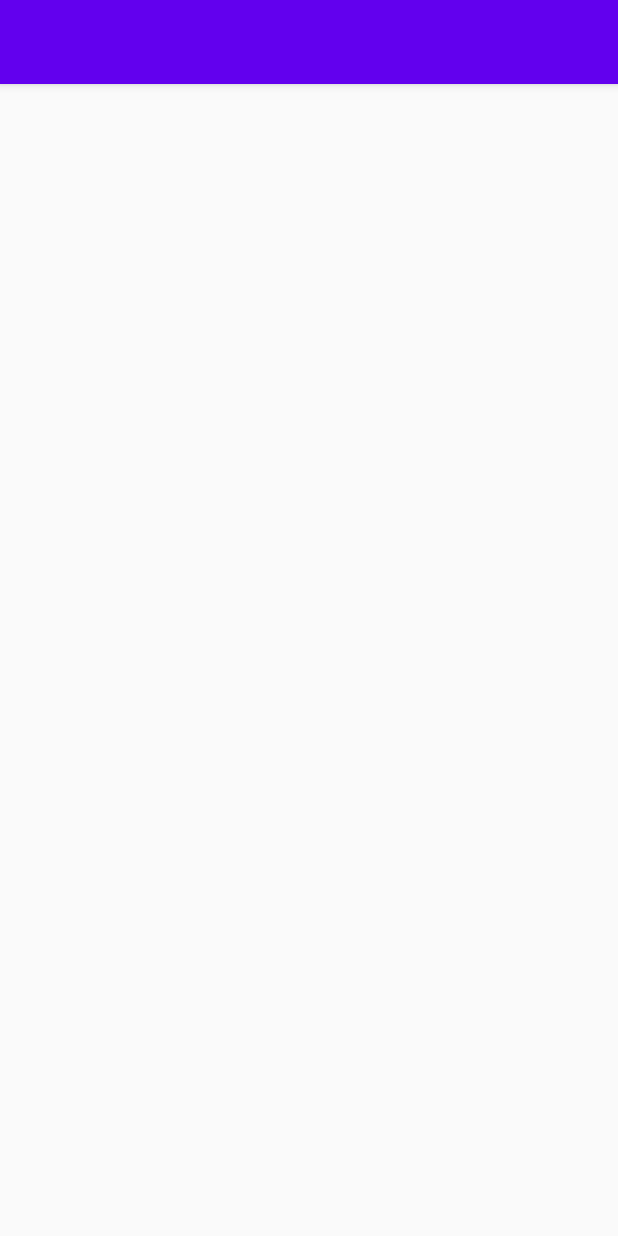
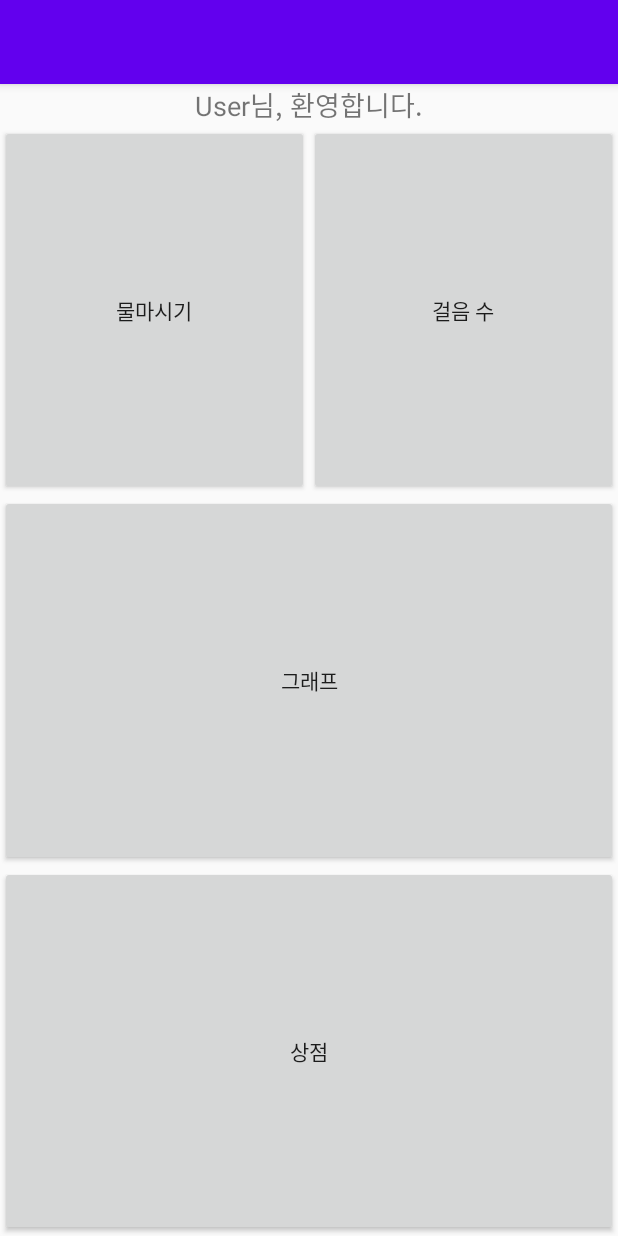
Before and after one commit to coque0414/HealthApp, an Android app: the MainActivity3 screen opened directly, with no data from a screen before it, on a phone screen of 412 x 824 dp. Run offline under Robolectric (Android 15) with nearby library versions, the light colour scheme and no system bars.

Commit message:
기능 추가

```diff
--- a/app/src/main/AndroidManifest.xml
+++ b/app/src/main/AndroidManifest.xml
@@ -12,6 +12,9 @@
         android:supportsRtl="true"
         android:theme="@style/Theme.Mobile_program"
         tools:targetApi="31">
+        <activity
+            android:name=".MainActivity5"
+            android:exported="false" />
         <activity
             android:name=".MainActivity4"
             android:exported="false" />
--- a/app/src/main/java/com/example/mobile_program/MainActivity3.java
+++ b/app/src/main/java/com/example/mobile_program/MainActivity3.java
@@ -7,18 +7,54 @@ import androidx.appcompat.app.AppCompatActivity;
 import androidx.core.graphics.Insets;
 import androidx.core.view.ViewCompat;
 import androidx.core.view.WindowInsetsCompat;
+import android.content.Intent;
+import android.os.Bundle;
+import android.widget.Button;
+import android.widget.TextView;
+import android.widget.Toast;
 
 public class MainActivity3 extends AppCompatActivity {
+
+    private TextView welcomeText;
+    private Button buttonWater, buttonSteps, buttonGraph, buttonStore;
 
     @Override
     protected void onCreate(Bundle savedInstanceState) {
         super.onCreate(savedInstanceState);
-        EdgeToEdge.enable(this);
         setContentView(R.layout.activity_main3);
-        ViewCompat.setOnApplyWindowInsetsListener(findViewById(R.id.main), (v, insets) -> {
-            Insets systemBars = insets.getInsets(WindowInsetsCompat.Type.systemBars());
-            v.setPadding(systemBars.left, systemBars.top, systemBars.right, systemBars.bottom);
-            return insets;
+
+        welcomeText = findViewById(R.id.welcome_text);
+        buttonWater = findViewById(R.id.button_water);
+        buttonSteps = findViewById(R.id.button_steps);
+        buttonGraph = findViewById(R.id.button_graph);
+        buttonStore = findViewById(R.id.button_store);
+
+        // 닉네임 가져오기 (예시)
+        String nickname = "User"; // 실제로는 Intent로 전달받거나 SharedPreferences에서 가져올 수 있습니다.
+        welcomeText.setText(nickname + "님, 환영합니다.");
+
+        buttonWater.setOnClickListener(v -> {
+            Intent intent = new Intent(MainActivity3.this, MainActivity5.class);
+            startActivity(intent);
+        });
+
+        buttonSteps.setOnClickListener(v -> {
+            Intent intent = new Intent(MainActivity3.this, MainActivity4.class);
+            startActivity(intent);
+        });
+
+        buttonGraph.setOnClickListener(v -> {
+            Toast.makeText(MainActivity3.this, "만드는중...", Toast.LENGTH_SHORT).show();
+            return;
+//            Intent intent = new Intent(MainActivity3.this, MainActivity6.class);
+//            startActivity(intent);
+        });
+
+        buttonStore.setOnClickListener(v -> {
+            Toast.makeText(MainActivity3.this, "만드는중...", Toast.LENGTH_SHORT).show();
+            return;
+//            Intent intent = new Intent(MainActivity3.this, MainActivity7.class);
+//            startActivity(intent);
         });
     }
 }
--- a/app/src/main/res/layout/activity_main3.xml
+++ b/app/src/main/res/layout/activity_main3.xml
@@ -2,9 +2,61 @@
 <androidx.constraintlayout.widget.ConstraintLayout xmlns:android="http://schemas.android.com/apk/res/android"
     xmlns:app="http://schemas.android.com/apk/res-auto"
     xmlns:tools="http://schemas.android.com/tools"
-    android:id="@+id/main"
     android:layout_width="match_parent"
     android:layout_height="match_parent"
     tools:context=".MainActivity3">
 
+    <TextView
+        android:id="@+id/welcome_text"
+        android:layout_width="0dp"
+        android:layout_height="wrap_content"
+        android:text="Nickname님, 환영합니다."
+        android:textSize="18sp"
+        android:textAlignment="center"
+        android:gravity="center"
+        app:layout_constraintTop_toTopOf="parent"
+        app:layout_constraintLeft_toLeftOf="parent"
+        app:layout_constraintRight_toRightOf="parent"
+        app:layout_constraintBottom_toTopOf="@id/button_water"/>
+
+    <Button
+        android:id="@+id/button_water"
+        android:layout_width="0dp"
+        android:layout_height="0dp"
+        android:text="물마시기"
+        app:layout_constraintTop_toBottomOf="@id/welcome_text"
+        app:layout_constraintLeft_toLeftOf="parent"
+        app:layout_constraintRight_toLeftOf="@id/button_steps"
+        app:layout_constraintBottom_toTopOf="@id/button_graph"/>
+
+    <Button
+        android:id="@+id/button_steps"
+        android:layout_width="0dp"
+        android:layout_height="0dp"
+        android:text="걸음 수"
+        app:layout_constraintTop_toBottomOf="@id/welcome_text"
+        app:layout_constraintLeft_toRightOf="@id/button_water"
+        app:layout_constraintRight_toRightOf="parent"
+        app:layout_constraintBottom_toTopOf="@id/button_graph"/>
+
+    <Button
+        android:id="@+id/button_graph"
+        android:layout_width="0dp"
+        android:layout_height="0dp"
+        android:text="그래프"
+        app:layout_constraintTop_toBottomOf="@id/button_water"
+        app:layout_constraintLeft_toLeftOf="parent"
+        app:layout_constraintRight_toRightOf="parent"
+        app:layout_constraintBottom_toTopOf="@id/button_store"/>
+
+    <Button
+        android:id="@+id/button_store"
+        android:layout_width="0dp"
+        android:layout_height="0dp"
+        android:text="상점"
+        app:layout_constraintTop_toBottomOf="@id/button_graph"
+        app:layout_constraintLeft_toLeftOf="parent"
+        app:layout_constraintRight_toRightOf="parent"
+        app:layout_constraintBottom_toBottomOf="parent"/>
+
 </androidx.constraintlayout.widget.ConstraintLayout>
```
